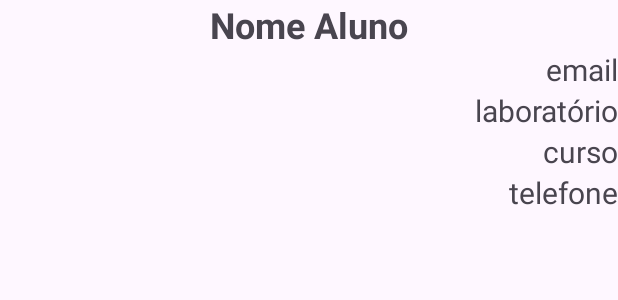
After one commit to LourdesOshiroIgarashi/programacao-para-dispositivos-moveis, an Android app: the layout adapter_alunos.xml on its own in the app's theme, with its tools: preview values and no code run, on a phone screen of 412 x 824 dp. The commit adds this screen. Shown: the top 300 px of the screen. Run offline under Robolectric (Android 15) with nearby library versions, the phone set to English and light mode, and no system bars.

Commit message:
feat(adapter): adicionado os adapter de Aluno e Laboratório

```diff
--- /dev/null
+++ b/app/src/main/res/layout/adapter_alunos.xml
@@ -0,0 +1,56 @@
+<?xml version="1.0" encoding="utf-8"?>
+<LinearLayout xmlns:android="http://schemas.android.com/apk/res/android"
+    xmlns:app="http://schemas.android.com/apk/res-auto"
+    xmlns:tools="http://schemas.android.com/tools"
+    android:orientation="horizontal"
+    android:layout_width="match_parent"
+    android:layout_height="match_parent">
+
+    <LinearLayout
+        android:layout_width="match_parent"
+        android:layout_height="157dp"
+        android:orientation="vertical">
+
+        <TextView
+            android:id="@+id/nomeLab"
+            android:layout_width="match_parent"
+            android:layout_height="wrap_content"
+            android:text="Nome Aluno"
+            android:textAlignment="center"
+            android:textSize="24sp"
+            android:textStyle="bold" />
+
+        <TextView
+            android:id="@+id/latLab"
+            android:layout_width="match_parent"
+            android:layout_height="wrap_content"
+            android:text="email"
+            android:textAlignment="textEnd"
+            android:textSize="20sp" />
+
+        <TextView
+            android:id="@+id/longLab"
+            android:layout_width="match_parent"
+            android:layout_height="wrap_content"
+            android:text="laboratório"
+            android:textAlignment="textEnd"
+            android:textSize="20sp" />
+
+        <TextView
+            android:id="@+id/facLab"
+            android:layout_width="match_parent"
+            android:layout_height="wrap_content"
+            android:text="curso"
+            android:textAlignment="textEnd"
+            android:textAllCaps="false"
+            android:textSize="20sp" />
+
+        <TextView
+            android:id="@+id/textView3"
+            android:layout_width="match_parent"
+            android:layout_height="wrap_content"
+            android:text="telefone"
+            android:textAlignment="textEnd"
+            android:textSize="20sp" />
+    </LinearLayout>
+</LinearLayout>
```
Also changed, not shown: app/src/main/java/com/example/labin/view/adapter/AlunosAdapter.java (added, +72 -0 lines), app/src/main/java/com/example/labin/view/adapter/LaboratoriosAdapter.java (added, +73 -0 lines), app/src/main/java/com/example/labin/view/fragment/AlunosFragment.java (+51 -11 lines), app/src/main/java/com/example/labin/view/fragment/LaboratoriosFragment.java (+55 -10 lines), app/src/main/res/layout/adapter_labs.xml (added, +50 -0 lines), app/src/main/res/layout/fragment_alunos.xml (+7 -11 lines), app/src/main/res/layout/fragment_laboratorios.xml (+3 -7 lines).
